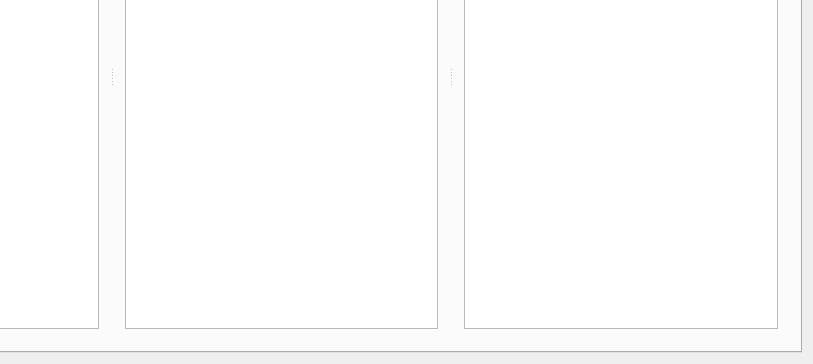
Old version of the form cppgm_tests/src/mainwindow.ui in the repository jimon/cppgm_tools; both pictures show x 251 to 1064 and y 255 to 619 of the 1064 by 619 pixel window.
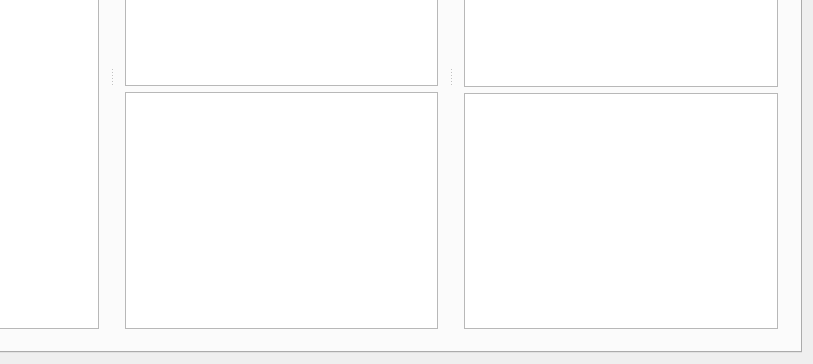
New version of the form. The open tabs and pages were chosen to show the change.

Commit message: Reference stderr showing added.

The edit to the form file:
```diff
--- a/cppgm_tests/src/mainwindow.ui
+++ b/cppgm_tests/src/mainwindow.ui
@@ -202,6 +202,9 @@
               </property>
              </widget>
             </item>
+            <item>
+             <widget class="QTextEdit" name="err_original"/>
+            </item>
            </layout>
           </widget>
           <widget class="QWidget" name="layoutWidget">
@@ -244,6 +247,9 @@
               </property>
              </widget>
             </item>
+            <item>
+             <widget class="QTextEdit" name="err_current"/>
+            </item>
            </layout>
           </widget>
          </widget>
```
The commit also changes 2 other files.
